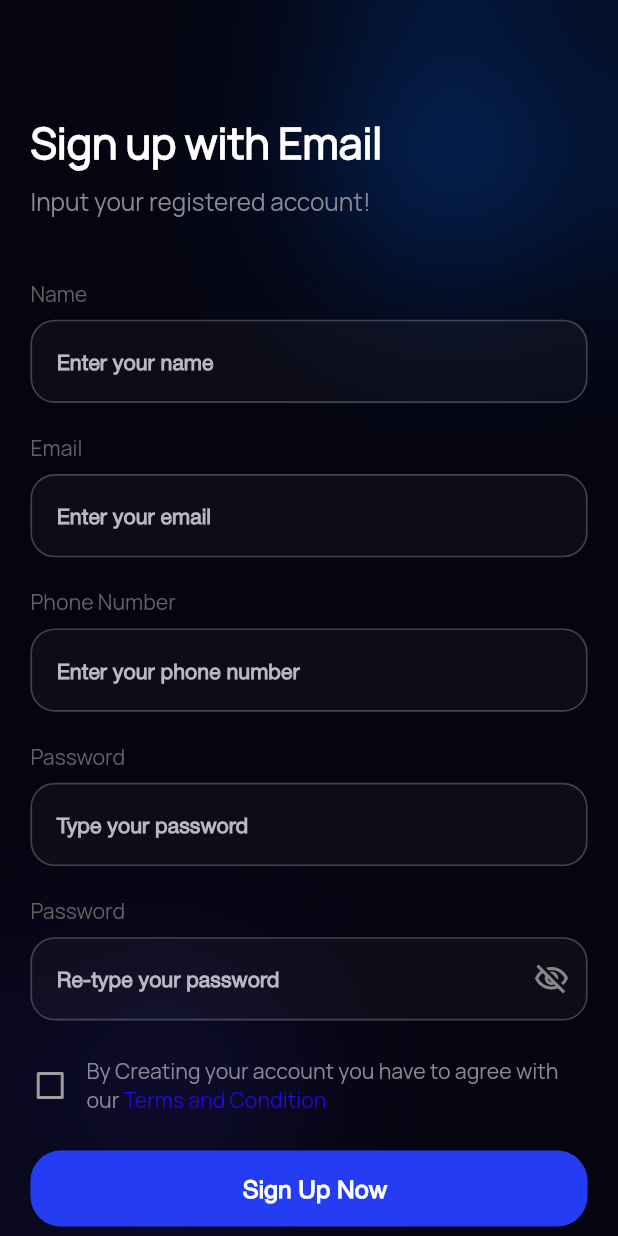
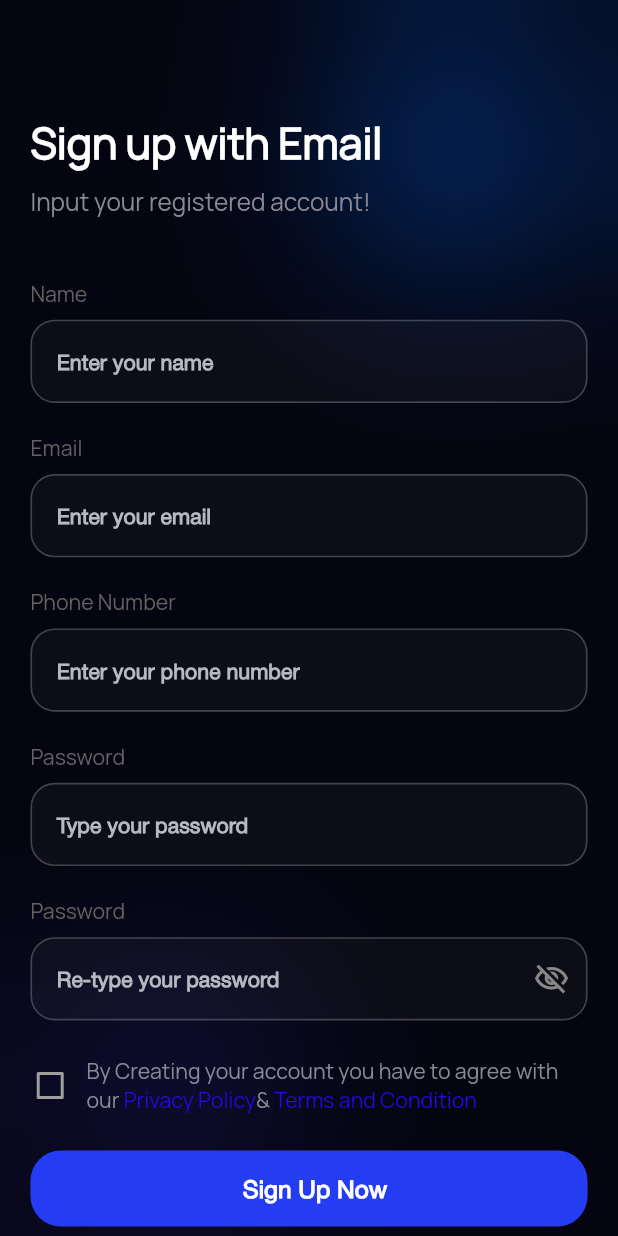
Before and after one commit to The-IK11/BarkBridge-AI, a Flutter app: the SignUpScreen widget shown alone on an empty page, opened directly, on a phone screen of 412 x 824 dp. Run offline on Flutter 3.47's test engine with Material 3 defaults, Android fonts, the phone set to English and light mode, and no system bars; drawn by our look-alikes of auto_animated; our stand-ins replace cached_network_image, dio, dropdown_button2, firebase_auth, firebase_core, flutter_html and 9 more; missing offline and left inert: dotlottie_loader; accounts and stored records are empty.

Commit message:
feat: Update SignUpScreen to include Privacy Policy link in terms and conditions
Co-authored-by: Copilot <copilot@github.com>

```diff
--- a/lib/feature/auth/presentation/screens/sign_up_screen.dart
+++ b/lib/feature/auth/presentation/screens/sign_up_screen.dart
@@ -182,7 +182,25 @@ class _SignUpScreenState extends State<SignUpScreen> {
                             style: TextFontStyle.textstyle14c898996Manrope400,
                           ),
                           TextSpan(
-                            text: "Terms and Condition",
+                            text: "Privacy Policy",
+                            style: TextFontStyle.textstyle14c898996Manrope400
+                                .copyWith(color: AppColors.c2707EE),
+                            recognizer: TapGestureRecognizer()
+                              ..onTap = () {
+                                // Handle Privacy Policy tap
+                              },
+                          ),
+                          TextSpan(
+                            text: "&",
+                            style: TextFontStyle.textstyle14c898996Manrope400
+                                .copyWith(),
+                            recognizer: TapGestureRecognizer()
+                              ..onTap = () {
+                                // Handle & tap if needed
+                              },
+                          ),
+                          TextSpan(
+                            text: " Terms and Condition",
                             style: TextFontStyle.textstyle14c898996Manrope400
                                 .copyWith(color: AppColors.c2707EE),
                           ),
```
